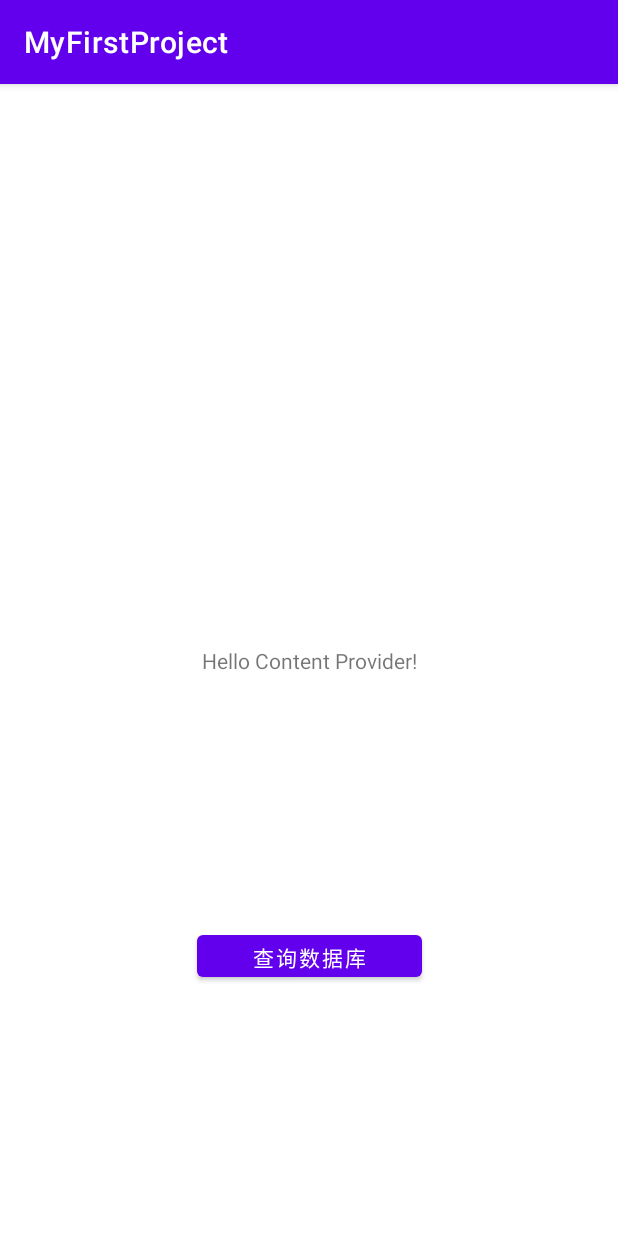
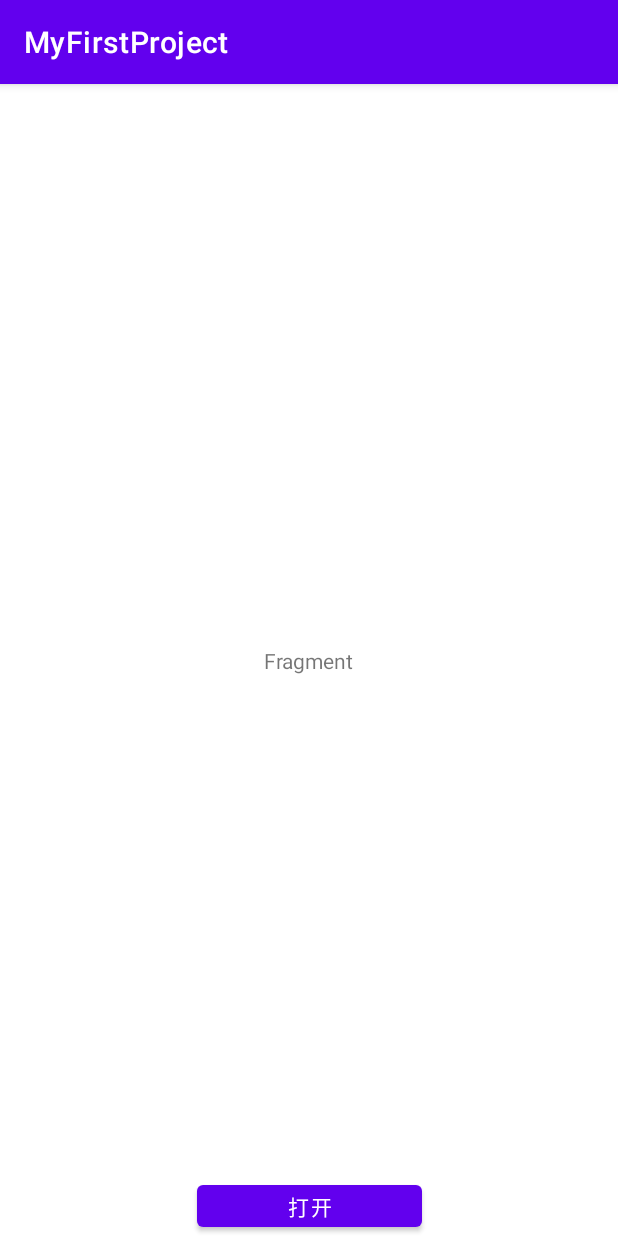
Before and after one commit to FreeFunCode/AndroidBasicKnowledge, an Android app: the screen it shows after launch (MainActivity), on a phone screen of 412 x 824 dp. Run offline under Robolectric (Android 15) with nearby library versions, the phone set to English and light mode, and no system bars.

Commit message:
Fragment

```diff
--- a/app/src/main/java/com/example/myfirstproject/activity/BaseActivity.java
+++ b/app/src/main/java/com/example/myfirstproject/BaseActivity.java
@@ -1,13 +1,15 @@
-package com.example.myfirstproject.activity;
+package com.example.myfirstproject;
 
 import android.content.Intent;
 import android.content.res.Configuration;
 import android.os.Bundle;
 import android.util.Log;
+import android.view.Menu;
 
 import androidx.annotation.NonNull;
 import androidx.annotation.Nullable;
 import androidx.appcompat.app.AppCompatActivity;
+import androidx.fragment.app.Fragment;
 
 public class BaseActivity extends AppCompatActivity {
     private String TAG = "Activity";
@@ -20,6 +22,12 @@ public class BaseActivity extends AppCompatActivity {
     }
 
     @Override
+    protected void onPostCreate(@Nullable Bundle savedInstanceState) {
+        super.onPostCreate(savedInstanceState);
+        Log.d(TAG,"onPostCreate");
+    }
+
+    @Override
     protected void onRestoreInstanceState(Bundle savedInstanceState) {
         super.onRestoreInstanceState(savedInstanceState);
         Log.d(TAG,"onRestoreInstanceState");
@@ -29,6 +37,12 @@ public class BaseActivity extends AppCompatActivity {
     public void onConfigurationChanged(@NonNull Configuration newConfig) {
         super.onConfigurationChanged(newConfig);
         Log.d(TAG,"onConfigurationChanged"+newConfig);
+    }
+
+    @Override
+    protected void onPostResume() {
+        super.onPostResume();
+        Log.d(TAG,"onPostResume");
     }
 
     @Override
@@ -50,9 +64,33 @@ public class BaseActivity extends AppCompatActivity {
     }
 
     @Override
+    public void onAttachFragment(@NonNull Fragment fragment) {
+        super.onAttachFragment(fragment);
+        Log.d(TAG,"onAttachFragment");
+    }
+
+    @Override
     protected void onDestroy() {
         super.onDestroy();
         Log.d(TAG,"onDestroy");
+    }
+
+    @Override
+    public void onContentChanged() {
+        super.onContentChanged();
+        Log.d(TAG,"onContentChanged");
+    }
+
+    @Override
+    public void onAttachedToWindow() {
+        super.onAttachedToWindow();
+        Log.d(TAG,"onAttachedToWindow");
+    }
+
+    @Override
+    public boolean onPrepareOptionsMenu(Menu menu) {
+        Log.d(TAG,"onPrepareOptionsMenu");
+        return super.onPrepareOptionsMenu(menu);
     }
 
     @Override
--- a/app/src/main/java/com/example/myfirstproject/activity/DialogActivity.java
+++ b/app/src/main/java/com/example/myfirstproject/activity/DialogActivity.java
@@ -2,6 +2,7 @@ package com.example.myfirstproject.activity;
 
 import android.os.Bundle;
 
+import com.example.myfirstproject.BaseActivity;
 import com.example.myfirstproject.R;
 
 public class DialogActivity extends BaseActivity {
--- a/app/src/main/java/com/example/myfirstproject/activity/LaunchModeActivity.java
+++ b/app/src/main/java/com/example/myfirstproject/activity/LaunchModeActivity.java
@@ -8,6 +8,7 @@ import android.util.Log;
 import android.view.View;
 import android.widget.Button;
 
+import com.example.myfirstproject.BaseActivity;
 import com.example.myfirstproject.R;
 
 import java.util.List;
--- a/app/src/main/java/com/example/myfirstproject/activity/MainActivity.java
+++ b/app/src/main/java/com/example/myfirstproject/activity/MainActivity.java
@@ -6,6 +6,7 @@ import android.os.Bundle;
 import android.view.View;
 import android.widget.Button;
 
+import com.example.myfirstproject.BaseActivity;
 import com.example.myfirstproject.R;
 
 import androidx.appcompat.app.AlertDialog;
--- a/app/src/main/java/com/example/myfirstproject/activity/SecondActivity.java
+++ b/app/src/main/java/com/example/myfirstproject/activity/SecondActivity.java
@@ -2,6 +2,7 @@ package com.example.myfirstproject.activity;
 
 import android.os.Bundle;
 
+import com.example.myfirstproject.BaseActivity;
 import com.example.myfirstproject.R;
 
 public class SecondActivity extends BaseActivity {
--- a/app/src/main/java/com/example/myfirstproject/broadcast/MainActivity.java
+++ b/app/src/main/java/com/example/myfirstproject/broadcast/MainActivity.java
@@ -6,8 +6,8 @@ import android.os.Bundle;
 import android.view.View;
 import android.widget.Button;
 
+import com.example.myfirstproject.BaseActivity;
 import com.example.myfirstproject.R;
-import com.example.myfirstproject.activity.BaseActivity;
 
 import androidx.localbroadcastmanager.content.LocalBroadcastManager;
 
--- a/app/src/main/java/com/example/myfirstproject/contentprovider/MainActivity.java
+++ b/app/src/main/java/com/example/myfirstproject/contentprovider/MainActivity.java
@@ -10,8 +10,8 @@ import android.util.Log;
 import android.view.View;
 import android.widget.Button;
 
+import com.example.myfirstproject.BaseActivity;
 import com.example.myfirstproject.R;
-import com.example.myfirstproject.activity.BaseActivity;
 
 public class MainActivity extends BaseActivity {
     public static final String TAG = "MainActivity_ContentProvider";
--- /dev/null
+++ b/app/src/main/java/com/example/myfirstproject/fragment/BaseFragment.java
@@ -0,0 +1,122 @@
+package com.example.myfirstproject.fragment;
+
+import android.content.Context;
+import android.os.Bundle;
+import android.util.Log;
+import android.view.LayoutInflater;
+import android.view.Menu;
+import android.view.MenuInflater;
+import android.view.View;
+import android.view.ViewGroup;
+
+import androidx.annotation.NonNull;
+import androidx.annotation.Nullable;
+import androidx.fragment.app.Fragment;
+
+public class BaseFragment extends Fragment {
+    private String TAG = "Activity";
+
+    @Override
+    public void onAttach(@NonNull Context context) {
+        TAG = getClass().getSimpleName()+"-TEST";
+        Log.d(TAG,"onAttach");
+        super.onAttach(context);
+    }
+
+    @Override
+    public void onCreate(@Nullable Bundle savedInstanceState) {
+        super.onCreate(savedInstanceState);
+        Log.d(TAG,"onCreate");
+    }
+
+    @Nullable
+    @Override
+    public View onCreateView(@NonNull LayoutInflater inflater, @Nullable ViewGroup container, @Nullable Bundle savedInstanceState) {
+        Log.d(TAG,"onCreateView");
+        return super.onCreateView(inflater, container, savedInstanceState);
+    }
+
+    @Override
+    public void onViewCreated(@NonNull View view, @Nullable Bundle savedInstanceState) {
+        super.onViewCreated(view, savedInstanceState);
+        Log.d(TAG,"onViewCreated");
+    }
+
+    @Override
+    public void onActivityCreated(@Nullable Bundle savedInstanceState) {
+        super.onActivityCreated(savedInstanceState);
+        Log.d(TAG,"onActivityCreated");
+    }
+
+    @Override
+    public void onViewStateRestored(@Nullable Bundle savedInstanceState) {
+        super.onViewStateRestored(savedInstanceState);
+        Log.d(TAG,"onViewStateRestored");
+    }
+
+    @Override
+    public void onStart() {
+        super.onStart();
+        Log.d(TAG,"onStart");
+    }
+
+    @Override
+    public void onResume() {
+        super.onResume();
+        Log.d(TAG,"onResume");
+    }
+
+    @Override
+    public void onSaveInstanceState(@NonNull Bundle outState) {
+        super.onSaveInstanceState(outState);
+        Log.d(TAG,"onSaveInstanceState");
+    }
+
+    @Override
+    public void onPause() {
+        super.onPause();
+        Log.d(TAG,"onPause");
+    }
+
+    @Override
+    public void onStop() {
+        super.onStop();
+        Log.d(TAG,"onStop");
+    }
+
+    @Override
+    public void onDestroyView() {
+        super.onDestroyView();
+        Log.d(TAG,"onDestroyView");
+    }
+
+    @Override
+    public void onDestroy() {
+        super.onDestroy();
+        Log.d(TAG,"onDestroy");
+    }
+
+    @Override
+    public void onDetach() {
+        super.onDetach();
+        Log.d(TAG,"onDetach");
+    }
+
+    @Override
+    public void onCreateOptionsMenu(@NonNull Menu menu, @NonNull MenuInflater inflater) {
+        super.onCreateOptionsMenu(menu, inflater);
+        Log.d(TAG,"onCreateOptionsMenu");
+    }
+
+    @Override
+    public void onPrepareOptionsMenu(@NonNull Menu menu) {
+        super.onPrepareOptionsMenu(menu);
+        Log.d(TAG,"onPrepareOptionsMenu");
+    }
+
+    @Override
+    public void onDestroyOptionsMenu() {
+        super.onDestroyOptionsMenu();
+        Log.d(TAG,"onDestroyOptionsMenu");
+    }
+}
--- /dev/null
+++ b/app/src/main/java/com/example/myfirstproject/fragment/MainActivity.java
@@ -0,0 +1,53 @@
+package com.example.myfirstproject.fragment;
+
+import android.os.Bundle;
+import android.util.Log;
+import android.widget.Button;
+
+import com.example.myfirstproject.BaseActivity;
+import com.example.myfirstproject.R;
+
+import androidx.fragment.app.FragmentManager;
+import androidx.fragment.app.FragmentTransaction;
+
+public class MainActivity extends BaseActivity implements SetData{
+    private Button btnFragment;
+
+    @Override
+    protected void onCreate(Bundle savedInstanceState) {
+        super.onCreate(savedInstanceState);
+        setContentView(R.layout.activity_main5);
+
+        if (savedInstanceState == null) {
+            FragmentManager fragmentManager = getSupportFragmentManager();
+            FragmentTransaction transaction = fragmentManager.beginTransaction();
+            transaction.addToBackStack(null);   //添加进回退栈
+
+            MyFragment fragment = new MyFragment().newInstance("hello");
+            Bundle bundle = new Bundle();
+            bundle.putString("key", "你好");
+            fragment.setArguments(bundle);
+
+            transaction.add(R.id.container,fragment);
+            transaction.commit();
+        }
+
+//        btnFragment = findViewById(R.id.btn_fragment);
+//        btnFragment.setOnClickListener(new View.OnClickListener() {
+//            @Override
+//            public void onClick(View v) {
+//                FragmentManager fragmentManager = getSupportFragmentManager();
+//                FragmentTransaction transaction = fragmentManager.beginTransaction();
+//                transaction.addToBackStack(null);   //添加进回退栈
+//                transaction.replace(R.id.container, My2Fragment.newInstance("hello"));
+//                transaction.commit();
+//            }
+//        });
+
+    }
+
+    @Override
+    public void setKey(String key) {
+        Log.d("MainActivity======",key);
+    }
+}
--- /dev/null
+++ b/app/src/main/java/com/example/myfirstproject/fragment/My2Fragment.java
@@ -0,0 +1,39 @@
+package com.example.myfirstproject.fragment;
+
+import android.os.Bundle;
+import android.view.LayoutInflater;
+import android.view.View;
+import android.view.ViewGroup;
+import android.widget.TextView;
+
+import com.example.myfirstproject.R;
+
+import androidx.annotation.NonNull;
+import androidx.annotation.Nullable;
+
+
+public class My2Fragment extends BaseFragment {
+
+    public static My2Fragment newInstance() {
+        return new My2Fragment();
+    }
+
+    @Nullable
+    @Override
+    public View onCreateView(@NonNull LayoutInflater inflater, @Nullable ViewGroup container,
+                             @Nullable Bundle savedInstanceState) {
+
+        View v = inflater.inflate(R.layout.my_fragment, container, false);
+        TextView tv =  v.findViewById(R.id.message);
+        tv.setText("Fragment 22222");
+        return v;
+    }
+
+    @Override
+    public void onActivityCreated(@Nullable Bundle savedInstanceState) {
+        super.onActivityCreated(savedInstanceState);
+
+
+    }
+
+}
--- /dev/null
+++ b/app/src/main/java/com/example/myfirstproject/fragment/MyFragment.java
@@ -0,0 +1,49 @@
+package com.example.myfirstproject.fragment;
+
+import android.content.Context;
+import android.os.Bundle;
+import android.util.Log;
+import android.view.LayoutInflater;
+import android.view.View;
+import android.view.ViewGroup;
+
+import com.example.myfirstproject.R;
+
+import androidx.annotation.NonNull;
+import androidx.annotation.Nullable;
+
+
+public class MyFragment extends BaseFragment {
+    private SetData listener;
+    public static MyFragment newInstance(String  key) {
+        Log.d("MyFragment======",key);
+        return new MyFragment();
+    }
+
+    @Override
+    public void onAttach(@NonNull Context context) {
+        super.onAttach(context);
+        listener= (SetData)context;
+    }
+
+    @Nullable
+    @Override
+    public View onCreateView(@NonNull LayoutInflater inflater, @Nullable ViewGroup container,
+                             @Nullable Bundle savedInstanceState) {
+        return inflater.inflate(R.layout.my_fragment, container, false);
+    }
+
+    @Override
+    public void onActivityCreated(@Nullable Bundle savedInstanceState) {
+        super.onActivityCreated(savedInstanceState);
+        Bundle bundle = this.getArguments();
+        if (bundle != null)
+        {
+            Log.d("MyFragment======",bundle.getString("key"));
+        }
+        listener.setKey("你也好");
+    }
+
+
+
+}
--- /dev/null
+++ b/app/src/main/java/com/example/myfirstproject/fragment/SetData.java
@@ -0,0 +1,5 @@
+package com.example.myfirstproject.fragment;
+
+public interface SetData {
+    void setKey(String key);
+}
--- /dev/null
+++ b/app/src/main/res/layout/activity_main5.xml
@@ -0,0 +1,23 @@
+<?xml version="1.0" encoding="utf-8"?>
+<androidx.constraintlayout.widget.ConstraintLayout xmlns:android="http://schemas.android.com/apk/res/android"
+xmlns:app="http://schemas.android.com/apk/res-auto"
+xmlns:tools="http://schemas.android.com/tools"
+android:layout_width="match_parent"
+android:layout_height="match_parent"
+tools:context=".contentprovider.MainActivity">
+
+    <FrameLayout xmlns:android="http://schemas.android.com/apk/res/android"
+        android:id="@+id/container"
+        android:layout_width="match_parent"
+        android:layout_height="match_parent" />
+
+<Button
+    android:id="@+id/btn_fragment"
+    android:layout_width="150dp"
+    android:layout_height="40dp"
+    android:text="打开Fragment2"
+    app:layout_constraintBottom_toBottomOf="parent"
+    app:layout_constraintEnd_toEndOf="parent"
+    app:layout_constraintStart_toStartOf="parent" />
+
+</androidx.constraintlayout.widget.ConstraintLayout>
--- /dev/null
+++ b/app/src/main/res/layout/my_fragment.xml
@@ -0,0 +1,18 @@
+<?xml version="1.0" encoding="utf-8"?>
+<androidx.constraintlayout.widget.ConstraintLayout xmlns:android="http://schemas.android.com/apk/res/android"
+    xmlns:app="http://schemas.android.com/apk/res-auto"
+    android:background="@android:color/white"
+    android:layout_width="match_parent"
+    android:layout_height="match_parent">
+
+    <TextView
+        android:id="@+id/message"
+        android:layout_width="wrap_content"
+        android:layout_height="wrap_content"
+        android:text="Fragment"
+        app:layout_constraintBottom_toBottomOf="parent"
+        app:layout_constraintEnd_toEndOf="parent"
+        app:layout_constraintStart_toStartOf="parent"
+        app:layout_constraintTop_toTopOf="parent" />
+
+</androidx.constraintlayout.widget.ConstraintLayout>
```
Also changed, not shown: app/src/main/AndroidManifest.xml (+4 -5 lines).
